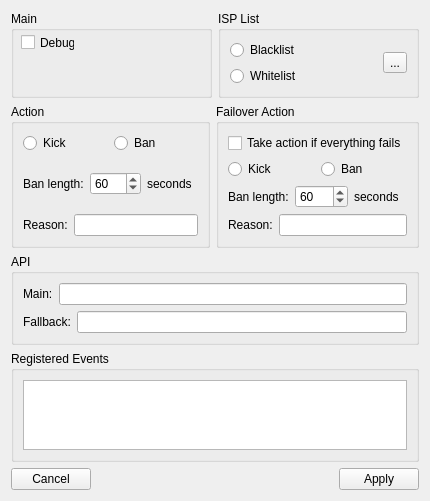
Old version of the form scripts/ISPValidator/settings.ui in the repository Bluscream/pyTSon_plugins.
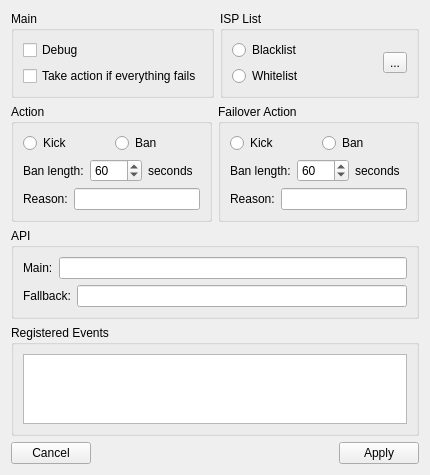
New version of the form.

Commit message: still wip but the main features work

```diff
--- a/scripts/ISPValidator/settings.ui
+++ b/scripts/ISPValidator/settings.ui
@@ -8,13 +8,13 @@
     <x>0</x>
     <y>0</y>
     <width>430</width>
-    <height>466</height>
+    <height>473</height>
    </rect>
   </property>
   <property name="windowTitle">
    <string>Form</string>
   </property>
-  <layout class="QVBoxLayout" name="verticalLayout_5">
+  <layout class="QVBoxLayout" name="verticalLayout_6">
    <item>
     <layout class="QHBoxLayout" name="horizontalLayout_13">
      <item>
@@ -22,19 +22,22 @@
        <property name="title">
         <string>Main</string>
        </property>
+       <layout class="QVBoxLayout" name="verticalLayout_7">
+        <item>
        <widget class="QCheckBox" name="chk_debug">
-        <property name="geometry">
-         <rect>
-          <x>10</x>
-          <y>23</y>
-          <width>54</width>
-          <height>17</height>
-         </rect>
-        </property>
         <property name="text">
          <string>Debug</string>
         </property>
        </widget>
+        </item>
+        <item>
+         <widget class="QCheckBox" name="chk_failover">
+          <property name="text">
+           <string>Take action if everything fails</string>
+          </property>
+         </widget>
+        </item>
+       </layout>
       </widget>
      </item>
      <item>
@@ -142,18 +145,13 @@
       </widget>
      </item>
      <item>
-      <widget class="QGroupBox" name="groupBox_5">
+      <layout class="QVBoxLayout" name="verticalLayout_5">
+       <item>
+        <widget class="QGroupBox" name="failoverBox">
        <property name="title">
         <string>Failover Action</string>
        </property>
        <layout class="QVBoxLayout" name="verticalLayout_4">
-        <item>
-         <widget class="QCheckBox" name="chk_failover">
-          <property name="text">
-           <string>Take action if everything fails</string>
-          </property>
-         </widget>
-        </item>
         <item>
          <layout class="QHBoxLayout" name="horizontalLayout_7">
           <item>
@@ -215,6 +213,11 @@
       </widget>
      </item>
     </layout>
+     </item>
+    </layout>
+   </item>
+   <item>
+    <layout class="QHBoxLayout" name="horizontalLayout_14"/>
    </item>
    <item>
     <widget class="QGroupBox" name="groupBox_2">
```
Lines whose indentation alone changed are shown as unchanged. The commit also changes 2 other files.
